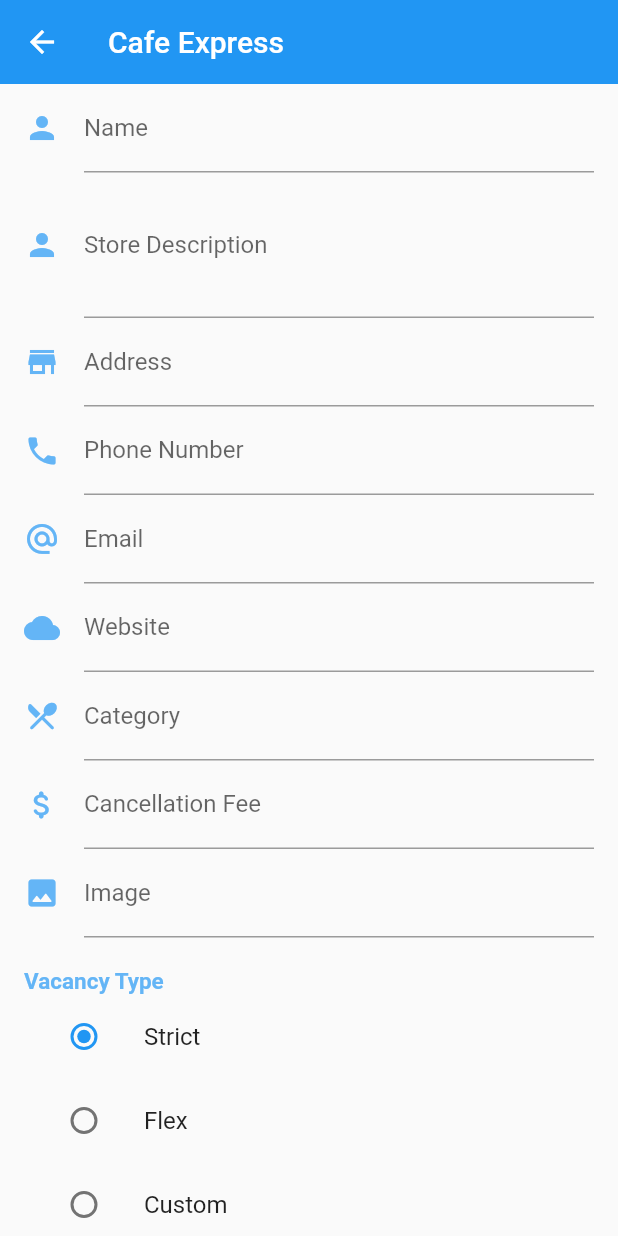
After one commit to YARN-CC2021/cafe-express, a Flutter app: the MerchantProfilePage screen opened by its route, on a phone screen of 412 x 824 dp. The commit adds this screen. Run offline on Flutter 3.47's test engine with Material 2 defaults, Android fonts, the phone set to English and light mode, and no system bars; our stand-ins replace flutter_dotenv, flutter_login, geolocator, google_maps_flutter, location; missing offline and left inert: amplify_auth_cognito, amplify_core.

Commit message:
created merchant profile page half way

```diff
--- a/lib/app.dart
+++ b/lib/app.dart
@@ -6,12 +6,14 @@ import 'package:provider/provider.dart';
 import 'models/user_status.dart';
 import './screens/detail_page.dart';
 import 'screens/user_category_page.dart';
+import 'screens/merchant_profile_page.dart';
 
 const WrapperRoute = "/";
 const MapSearchRoute = "/map_search";
 const DetailRoute = "/detail";
 const MerchantRoute = "/merchant_settings";
 const UserCategoryRoute = "/user_category";
+const MerchantProfileRoute = "/merchant_profile";
 
 class MyApp extends StatelessWidget {
   // This widget is the root of your application.
@@ -47,6 +49,9 @@ class MyApp extends StatelessWidget {
         case UserCategoryRoute:
           screen = UserCategoryPage();
           break;
+        case MerchantProfileRoute:
+          screen = MerchantProfilePage();
+          break;
         default:
           return null;
       }
--- a/lib/screens/auth.dart
+++ b/lib/screens/auth.dart
@@ -78,7 +78,8 @@ class _AuthState extends State<Auth> {
   }
 
   void _returnWrapper(BuildContext context) {
-    Navigator.pushNamed(context, MapSearchRoute);
+    // Navigator.pushNamed(context, MapSearchRoute);
+    Navigator.pushNamed(context, MerchantProfileRoute);
     print("triggered");
   }
 }
--- /dev/null
+++ b/lib/screens/merchant_profile_page.dart
@@ -0,0 +1,278 @@
+import 'package:flutter/material.dart';
+import 'dart:async';
+import 'dart:convert';
+import 'package:http/http.dart' as http;
+import 'package:amplify_core/amplify_core.dart';
+
+enum VacancyType { strict, flex, custom }
+
+class MerchantProfilePage extends StatefulWidget {
+  @override
+  _MerchantProfilePageState createState() => _MerchantProfilePageState();
+}
+
+class _MerchantProfilePageState extends State<MerchantProfilePage> {
+  final _formKey = GlobalKey<FormState>();
+  final TextEditingController nameController = TextEditingController();
+  final TextEditingController descriptionController = TextEditingController();
+  final TextEditingController addressController = TextEditingController();
+  final TextEditingController telController = TextEditingController();
+  final TextEditingController emailController = TextEditingController();
+  final TextEditingController storeUrlController = TextEditingController();
+  final TextEditingController categoryController = TextEditingController();
+  final TextEditingController depositController = TextEditingController();
+  final TextEditingController imageController = TextEditingController();
+  bool _lights = false;
+
+  VacancyType _vacancyType = VacancyType.strict;
+
+  @override
+  void initState() {
+    super.initState();
+  }
+
+  @override
+  void dispose() {
+    super.dispose();
+  }
+
+  @override
+  Widget build(BuildContext context) {
+    // Build a Form widget using the _formKey created above.
+    return Scaffold(
+        appBar: AppBar(
+          title: Text("Cafe Express"),
+          backgroundColor: Colors.blue,
+          elevation: 0.0,
+        ),
+        body: Form(
+            key: _formKey,
+            child: new ListView(
+                padding: EdgeInsets.symmetric(horizontal: 16.0),
+                children: <Widget>[
+                  // Add TextFormFields and ElevatedButton here.
+                  TextFormField(
+                    // The validator receives the text that the user has entered.
+                    decoration: InputDecoration(
+                      icon: Icon(Icons.person, color: Colors.blue[300]),
+                      hintText: 'Enter your store name',
+                      labelText: 'Name',
+                    ),
+                    controller: nameController,
+                    validator: (value) {
+                      if (value.isEmpty) {
+                        return 'Please enter some text';
+                      }
+                      return null;
+                    },
+                  ),
+                  TextFormField(
+                    // The validator receives the text that the user has entered.
+                    decoration: InputDecoration(
+                      icon: Icon(Icons.person, color: Colors.blue[300]),
+                      hintText: 'Enter your store description',
+                      labelText: 'Store Description',
+                    ),
+                    maxLines: 3,
+                    controller: descriptionController,
+                    validator: (value) {
+                      if (value.isEmpty) {
+                        return 'Please enter some text';
+                      }
+                      return null;
+                    },
+                  ),
+                  TextFormField(
+                    // The validator receives the text that the user has entered.
+                    decoration: InputDecoration(
+                      icon: Icon(Icons.store_mall_directory,
+                          color: Colors.blue[300]),
+                      hintText: 'Enter your store address',
+                      labelText: 'Address',
+                    ),
+                    controller: addressController,
+                    validator: (value) {
+                      if (value.isEmpty) {
+                        return 'Please enter some text';
+                      }
+                      return null;
+                    },
+                  ),
+                  TextFormField(
+                    // The validator receives the text that the user has entered.
+                    decoration: InputDecoration(
+                      icon: Icon(Icons.local_phone, color: Colors.blue[300]),
+                      hintText: 'Enter your phone number',
+                      labelText: 'Phone Number',
+                    ),
+                    //fillColor: Colors.green),
+                    controller: telController,
+                    validator: (value) {
+                      if (value.isEmpty) {
+                        return 'Please enter some text';
+                      }
+                      return null;
+                    },
+                  ),
+                  TextFormField(
+                    // The validator receives the text that the user has entered.
+                    decoration: InputDecoration(
+                      icon: Icon(Icons.alternate_email_outlined,
+                          color: Colors.blue[300]),
+                      hintText: 'Enter your email address',
+                      labelText: 'Email',
+                    ),
+                    controller: emailController,
+                    validator: (value) {
+                      if (value.isEmpty) {
+                        return 'Please enter some text';
+                      }
+                      return null;
+                    },
+                  ),
+                  TextFormField(
+                    // The validator receives the text that the user has entered.
+                    decoration: InputDecoration(
+                      icon: Icon(Icons.wb_cloudy_rounded,
+                          color: Colors.blue[300]),
+                      hintText: 'Enter your store website URLs',
+                      labelText: 'Website',
+                    ),
+                    controller: storeUrlController,
+                    validator: (value) {
+                      if (value.isEmpty) {
+                        return 'Please enter some text';
+                      }
+                      return null;
+                    },
+                  ),
+                  TextFormField(
+                    // The validator receives the text that the user has entered.
+                    decoration: InputDecoration(
+                      icon: Icon(Icons.local_restaurant_rounded,
+                          color: Colors.blue[300]),
+                      hintText: 'Enter your store category',
+                      labelText: 'Category',
+                    ),
+                    controller: categoryController,
+                    validator: (value) {
+                      if (value.isEmpty) {
+                        return 'Please enter some text';
+                      }
+                      return null;
+                    },
+                  ),
+                  TextFormField(
+                    // The validator receives the text that the user has entered.
+                    decoration: InputDecoration(
+                      icon: Icon(Icons.attach_money_rounded,
+                          color: Colors.blue[300]),
+                      hintText: 'Enter your cancellation fee per person',
+                      labelText: 'Cancellation Fee',
+                    ),
+                    controller: depositController,
+                    validator: (value) {
+                      if (value.isEmpty) {
+                        return 'Please enter some text';
+                      }
+                      return null;
+                    },
+                  ),
+                  TextFormField(
+                    // The validator receives the text that the user has entered.
+                    decoration: InputDecoration(
+                      icon: Icon(Icons.insert_photo_rounded,
+                          color: Colors.blue[300]),
+                      hintText: 'Enter your image url',
+                      labelText: 'Image',
+                    ),
+                    controller: imageController,
+                    validator: (value) {
+                      if (value.isEmpty) {
+                        return 'Please enter some text';
+                      }
+                      return null;
+                    },
+                  ),
+                  Padding(
+                    padding: EdgeInsets.fromLTRB(0, 20, 20, 0),
+                    child: Text(
+                      "Vacancy Type",
+                      style: TextStyle(
+                        fontSize: 15.0,
+                        fontWeight: FontWeight.bold,
+                        color: Colors.blue[300],
+                      ),
+                    ),
+                  ),
+                  ListTile(
+                    title: const Text('Strict'),
+                    leading: Radio(
+                      value: VacancyType.strict,
+                      groupValue: _vacancyType,
+                      onChanged: (VacancyType value) {
+                        setState(() {
+                          _vacancyType = value;
+                        });
+                      },
+                    ),
+                  ),
+                  ListTile(
+                    title: const Text('Flex'),
+                    leading: Radio(
+                      value: VacancyType.flex,
+                      groupValue: _vacancyType,
+                      onChanged: (VacancyType value) {
+                        setState(() {
+                          _vacancyType = value;
+                        });
+                      },
+                    ),
+                  ),
+                  ListTile(
+                    title: const Text('Custom'),
+                    leading: Radio(
+                      value: VacancyType.custom,
+                      groupValue: _vacancyType,
+                      onChanged: (VacancyType value) {
+                        setState(() {
+                          _vacancyType = value;
+                        });
+                      },
+                    ),
+                  ),
+                  ListTile(
+                    leading: Icon(
+                      Icons.lock_outline,
+                      color: Colors.purple,
+                    ),
+                    title: Text("じっけん"),
+                    trailing: Icon(Icons.keyboard_arrow_right),
+                    onTap: () {
+                      //go
+                    },
+                  ),
+                  SwitchListTile(
+                    title: const Text('Lights'),
+                    value: _lights,
+                    onChanged: (bool value) {
+                      setState(() {
+                        _lights = value;
+                      });
+                    },
+                    secondary: const Icon(Icons.lightbulb_outline),
+                  ),
+                  ElevatedButton(
+                    onPressed: () {
+                      // Validate returns true if the form is valid, otherwise false.
+                      if (_formKey.currentState.validate()) {
+                        // If the form is valid, display a snackbar. In the real world,
+                        // you'd often call a server or save the information in a database.
+                        print(emailController.text);
+                      }
+                    },
+                    child: Text('Submit'),
+                  )
+                ])));
+  }
+}
--- a/lib/screens/user_category_page.dart
+++ b/lib/screens/user_category_page.dart
@@ -3,8 +3,6 @@ import 'dart:async';
 import 'dart:convert';
 import 'package:http/http.dart' as http;
 import 'package:amplify_core/amplify_core.dart';
-import '../amplifyconfiguration.dart';
-import 'package:amplify_auth_cognito/amplify_auth_cognito.dart';
 
 class UserCategoryPage extends StatefulWidget {
   @override
```
Also changed, not shown: lib/screens/toggleSample.dart (added, +297 -0 lines).
